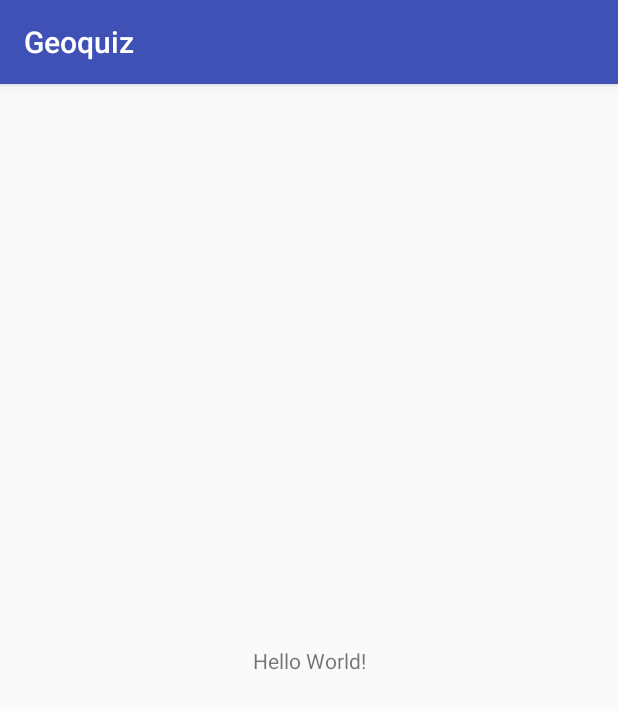
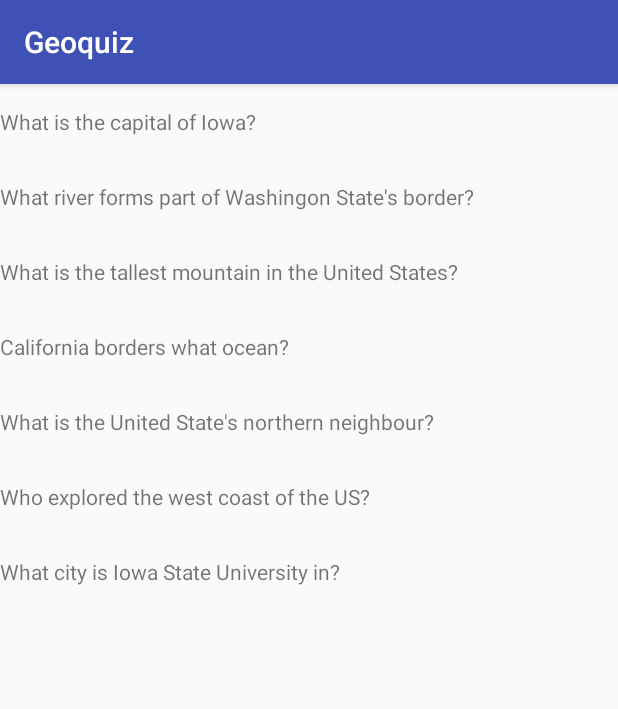
Before and after one commit to joel0/cpre388, an Android app: the screen it shows after launch (MainActivity before the commit, QuestionListActivity after it), on a phone screen of 412 x 824 dp. Shown: the top 709 px of the screen. Run offline under Robolectric (Android 15) with nearby library versions, the phone set to English and light mode, and no system bars.

Commit message:
Question list adapter

```diff
--- a/Homework3/Geoquiz/app/src/main/AndroidManifest.xml
+++ b/Homework3/Geoquiz/app/src/main/AndroidManifest.xml
@@ -9,7 +9,7 @@
         android:roundIcon="@mipmap/ic_launcher_round"
         android:supportsRtl="true"
         android:theme="@style/AppTheme">
-        <activity android:name=".MainActivity">
+        <activity android:name=".QuestionListActivity">
             <intent-filter>
                 <action android:name="android.intent.action.MAIN" />
 
--- /dev/null
+++ b/Homework3/Geoquiz/app/src/main/java/cpre388/jmay/geoquiz/AnswerListActivity.java
@@ -0,0 +1,18 @@
+package cpre388.jmay.geoquiz;
+
+import android.support.v4.app.Fragment;
+import android.support.v4.app.FragmentManager;
+import android.support.v7.app.AppCompatActivity;
+import android.os.Bundle;
+import android.view.View;
+import android.widget.Button;
+
+import layout.AnswerListFragment;
+import layout.QuestionListFragment;
+
+public class AnswerListActivity extends SingleFragmentActivity {
+    @Override
+    protected Fragment createFragment() {
+        return new AnswerListFragment();
+    }
+}
--- a/Homework3/Geoquiz/app/src/main/java/cpre388/jmay/geoquiz/MainActivity.java
+++ /dev/null
@@ -1,13 +0,0 @@
-package cpre388.jmay.geoquiz;
-
-import android.support.v7.app.AppCompatActivity;
-import android.os.Bundle;
-
-public class MainActivity extends AppCompatActivity {
-
-    @Override
-    protected void onCreate(Bundle savedInstanceState) {
-        super.onCreate(savedInstanceState);
-        setContentView(R.layout.activity_main);
-    }
-}
--- a/Homework3/Geoquiz/app/src/main/java/cpre388/jmay/geoquiz/Question.java
+++ b/Homework3/Geoquiz/app/src/main/java/cpre388/jmay/geoquiz/Question.java
@@ -61,6 +61,15 @@ public class Question {
                 3, "Tom and Jerry", "Joel and Matthew", "John and John", "Lewis and Clark", "Wilbur and Orville Wright"));
         questions.add(new Question("What city is Iowa State University in?",
                 1, "Iowa City", "Ames", "Hawkeye Towne", "Des Moines", "DC"));
-        return (Question[]) questions.toArray();
+        return questions.toArray(new Question[questions.size()]);
+    }
+
+    public static String[] questionsToStringArray(Question[] questions) {
+        ArrayList<String> out = new ArrayList<>();
+        for (Question question :
+                questions) {
+            out.add(question.getQuestion());
+        }
+        return out.toArray(new String[out.size()]);
     }
 }
--- /dev/null
+++ b/Homework3/Geoquiz/app/src/main/java/cpre388/jmay/geoquiz/QuestionListActivity.java
@@ -0,0 +1,31 @@
+package cpre388.jmay.geoquiz;
+
+import android.os.Bundle;
+import android.support.v4.app.Fragment;
+
+import layout.QuestionListFragment;
+
+/**
+ * Created by jmay on 2017-10-16.
+ */
+
+public class QuestionListActivity extends SingleFragmentActivity {
+    private Question[] mQuestions;
+
+    @Override
+    protected Fragment createFragment() {
+        Fragment fragment = new QuestionListFragment();
+        Bundle args = new Bundle();
+        // TODO use static final tag
+        args.putStringArray("questions", Question.questionsToStringArray(mQuestions));
+        fragment.setArguments(args);
+        return fragment;
+    }
+
+    @Override
+    protected void onCreate(Bundle savedInstanceState) {
+        mQuestions = Question.getSampleQuestions();
+
+        super.onCreate(savedInstanceState);
+    }
+}
--- /dev/null
+++ b/Homework3/Geoquiz/app/src/main/java/cpre388/jmay/geoquiz/SingleFragmentActivity.java
@@ -0,0 +1,31 @@
+package cpre388.jmay.geoquiz;
+
+import android.os.Bundle;
+import android.support.annotation.Nullable;
+import android.support.v4.app.Fragment;
+import android.support.v4.app.FragmentManager;
+import android.support.v7.app.AppCompatActivity;
+
+/**
+ * Created by jmay on 2017-10-16.
+ */
+
+public abstract class SingleFragmentActivity extends AppCompatActivity {
+    @Override
+    protected void onCreate(Bundle savedInstanceState) {
+        super.onCreate(savedInstanceState);
+        setContentView(R.layout.activity_main);
+
+        FragmentManager fm = getSupportFragmentManager();
+        Fragment fragment = fm.findFragmentById(R.id.fragment_container);
+
+        if (fragment == null) {
+            fragment = createFragment();
+            fm.beginTransaction()
+                    .add(R.id.fragment_container, fragment)
+                    .commit();
+        }
+    }
+
+    protected abstract Fragment createFragment();
+}
--- /dev/null
+++ b/Homework3/Geoquiz/app/src/main/java/layout/AnswerListFragment.java
@@ -0,0 +1,30 @@
+package layout;
+
+
+import android.os.Bundle;
+import android.support.v4.app.Fragment;
+import android.view.LayoutInflater;
+import android.view.View;
+import android.view.ViewGroup;
+
+import cpre388.jmay.geoquiz.R;
+
+/**
+ * A simple {@link Fragment} subclass.
+ */
+public class AnswerListFragment extends Fragment {
+
+
+    public AnswerListFragment() {
+        // Required empty public constructor
+    }
+
+
+    @Override
+    public View onCreateView(LayoutInflater inflater, ViewGroup container,
+                             Bundle savedInstanceState) {
+        // Inflate the layout for this fragment
+        return inflater.inflate(R.layout.fragment_answer_list, container, false);
+    }
+
+}
--- /dev/null
+++ b/Homework3/Geoquiz/app/src/main/java/layout/QuestionListFragment.java
@@ -0,0 +1,93 @@
+package layout;
+
+import android.content.Context;
+import android.net.Uri;
+import android.os.Bundle;
+import android.support.v4.app.Fragment;
+import android.support.v7.widget.LinearLayoutManager;
+import android.support.v7.widget.RecyclerView;
+import android.view.LayoutInflater;
+import android.view.View;
+import android.view.ViewGroup;
+import android.widget.Button;
+import android.widget.TextView;
+
+import java.util.List;
+
+import cpre388.jmay.geoquiz.Question;
+import cpre388.jmay.geoquiz.R;
+
+public class QuestionListFragment extends Fragment {
+    private RecyclerView mQuestionRecyclerView;
+    private QuestionAdapter mAdapter;
+
+    private String[] mQuestions;
+
+    @Override
+    public void onCreate(Bundle savedInstanceState) {
+        super.onCreate(savedInstanceState);
+        if (getArguments() != null) {
+            mQuestions = getArguments().getStringArray("questions");
+        } else {
+            mQuestions = new String[] {"Error: no questions"};
+            // TODO throw exception
+        }
+    }
+
+    @Override
+    public View onCreateView(LayoutInflater inflater, ViewGroup container,
+                             Bundle savedInstanceState) {
+        // Inflate the layout for this fragment
+        View v = inflater.inflate(R.layout.fragment_question_list, container, false);
+        mQuestionRecyclerView = (RecyclerView) v.findViewById(R.id.question_recycler_view);
+        mQuestionRecyclerView.setLayoutManager(new LinearLayoutManager(getActivity()));
+
+        updateUI();
+
+        return v;
+    }
+
+    private void updateUI() {
+        mAdapter = new QuestionAdapter(mQuestions);
+        mQuestionRecyclerView.setAdapter(mAdapter);
+    }
+
+    public class QuestionHolder extends RecyclerView.ViewHolder {
+        private TextView mQuestion;
+
+        public QuestionHolder(LayoutInflater inflater, ViewGroup parent) {
+            super(inflater.inflate(R.layout.list_item_question, parent, false));
+
+            mQuestion = (TextView) itemView.findViewById(R.id.question_title);
+        }
+
+        public void bind(String question) {
+            mQuestion.setText(question);
+        }
+    }
+
+    public class QuestionAdapter extends RecyclerView.Adapter<QuestionHolder> {
+        private String[] mQuestions;
+
+        public QuestionAdapter(String[] questions) {
+            mQuestions = questions;
+        }
+
+        @Override
+        public QuestionHolder onCreateViewHolder(ViewGroup parent, int viewType) {
+            LayoutInflater layoutInflater = LayoutInflater.from(getActivity());
+
+            return new QuestionHolder(layoutInflater, parent);
+        }
+
+        @Override
+        public void onBindViewHolder(QuestionHolder holder, int position) {
+            holder.bind(mQuestions[position]);
+        }
+
+        @Override
+        public int getItemCount() {
+            return mQuestions.length;
+        }
+    }
+}
--- /dev/null
+++ b/Homework3/Geoquiz/app/src/main/res/layout-land/activity_main.xml
@@ -0,0 +1,9 @@
+<?xml version="1.0" encoding="utf-8"?>
+<android.support.constraint.ConstraintLayout xmlns:android="http://schemas.android.com/apk/res/android"
+    xmlns:app="http://schemas.android.com/apk/res-auto"
+    xmlns:tools="http://schemas.android.com/tools"
+    android:layout_width="match_parent"
+    android:layout_height="match_parent"
+    tools:context="cpre388.jmay.geoquiz.AnswerListActivity">
+
+</android.support.constraint.ConstraintLayout>
--- a/Homework3/Geoquiz/app/src/main/res/layout/activity_main.xml
+++ b/Homework3/Geoquiz/app/src/main/res/layout/activity_main.xml
@@ -1,18 +1,9 @@
 <?xml version="1.0" encoding="utf-8"?>
-<android.support.constraint.ConstraintLayout xmlns:android="http://schemas.android.com/apk/res/android"
-    xmlns:app="http://schemas.android.com/apk/res-auto"
+<FrameLayout xmlns:android="http://schemas.android.com/apk/res/android"
     xmlns:tools="http://schemas.android.com/tools"
+    android:id="@+id/fragment_container"
     android:layout_width="match_parent"
     android:layout_height="match_parent"
-    tools:context="cpre388.jmay.geoquiz.MainActivity">
+    tools:context="cpre388.jmay.geoquiz.AnswerListActivity">
 
-    <TextView
-        android:layout_width="wrap_content"
-        android:layout_height="wrap_content"
-        android:text="Hello World!"
-        app:layout_constraintBottom_toBottomOf="parent"
-        app:layout_constraintLeft_toLeftOf="parent"
-        app:layout_constraintRight_toRightOf="parent"
-        app:layout_constraintTop_toTopOf="parent" />
-
-</android.support.constraint.ConstraintLayout>
+</FrameLayout>
--- /dev/null
+++ b/Homework3/Geoquiz/app/src/main/res/layout/fragment_answer_list.xml
@@ -0,0 +1,13 @@
+<FrameLayout xmlns:android="http://schemas.android.com/apk/res/android"
+    xmlns:tools="http://schemas.android.com/tools"
+    android:layout_width="match_parent"
+    android:layout_height="match_parent"
+    tools:context="layout.AnswerListFragment">
+
+    <!-- TODO: Update blank fragment layout -->
+    <TextView
+        android:layout_width="match_parent"
+        android:layout_height="match_parent"
+        android:text="Answers go here" />
+
+</FrameLayout>
--- /dev/null
+++ b/Homework3/Geoquiz/app/src/main/res/layout/fragment_question_list.xml
@@ -0,0 +1,9 @@
+<android.support.v7.widget.RecyclerView xmlns:android="http://schemas.android.com/apk/res/android"
+    xmlns:tools="http://schemas.android.com/tools"
+    android:id="@+id/question_recycler_view"
+    android:layout_width="match_parent"
+    android:layout_height="match_parent"
+    tools:context="layout.QuestionListFragment">
+
+
+</android.support.v7.widget.RecyclerView>
--- /dev/null
+++ b/Homework3/Geoquiz/app/src/main/res/layout/list_item_question.xml
@@ -0,0 +1,13 @@
+<?xml version="1.0" encoding="utf-8"?>
+<LinearLayout xmlns:android="http://schemas.android.com/apk/res/android"
+    android:layout_width="match_parent"
+    android:layout_height="50dp"
+    android:orientation="vertical">
+
+    <TextView
+        android:id="@+id/question_title"
+        android:layout_width="match_parent"
+        android:layout_height="match_parent"
+        android:text="TextView"
+        android:gravity="center_vertical" />
+</LinearLayout>
--- a/Homework3/Geoquiz/app/src/main/res/values/strings.xml
+++ b/Homework3/Geoquiz/app/src/main/res/values/strings.xml
@@ -1,3 +1,6 @@
 <resources>
     <string name="app_name">Geoquiz</string>
+
+    <!-- TODO: Remove or change this placeholder text -->
+    <string name="hello_blank_fragment">Question list goes here</string>
 </resources>
```
Also changed, not shown: Homework3/Geoquiz/app/build.gradle (+10 -5 lines).
